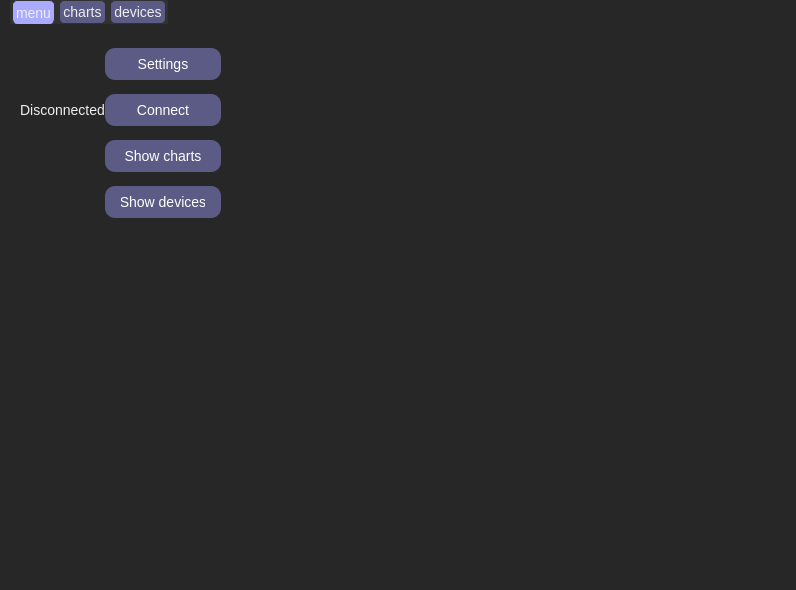
Before: the Qt Designer form mainwindow.ui in PunkNaPrekole/BubbleHub, drawn with Qt 5.
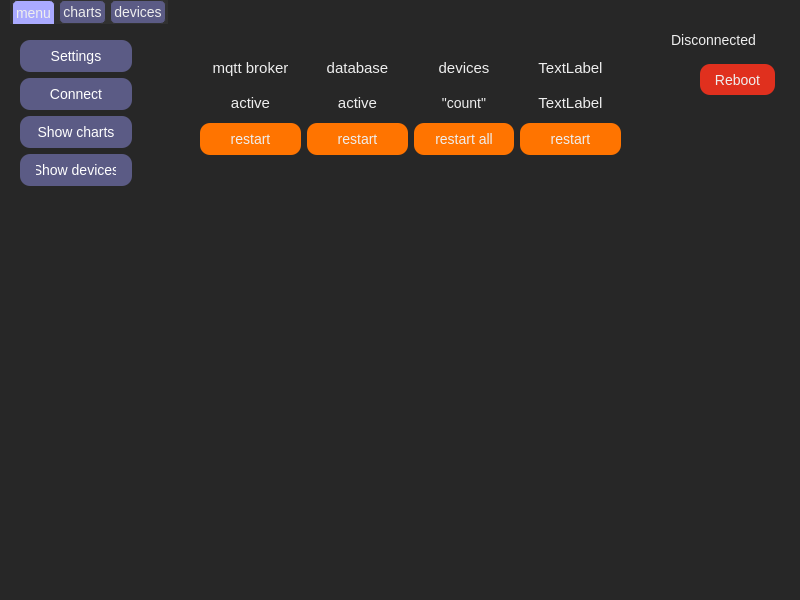
After: the same form once the commit is applied. The open tabs and pages were chosen to show the change.

```diff
--- a/mainwindow.ui
+++ b/mainwindow.ui
@@ -6,34 +6,19 @@
    <rect>
     <x>0</x>
     <y>0</y>
-    <width>796</width>
-    <height>590</height>
+    <width>800</width>
+    <height>600</height>
    </rect>
   </property>
   <property name="windowTitle">
    <string>MainWindow</string>
   </property>
   <property name="styleSheet">
-   <string notr="true">/*переменные цветов(на самом деле классы)*/
-.color-main {
-    background-color: #272727; 
-}
-.color-light {
-    background-color: #eeeeee; 
-}
-.color-second {
-    background-color: #313131; 
-}
-.color-theme {
-    background-color: #5b5b85; 
-}
-.color-lavender {
-    background-color: #aaaaff; 
-}
-/* Основные настройки фона и текста */
+   <string notr="true">/* Основные настройки фона и текста */
 QWidget {
     background-color: #272727; /* фон для всего приложения */
 	font-family: &quot;GOST Common&quot;;
+	text-align: center;
     color: #eeeeee;            /* цвет текста */
     font-size: 14px;           /* Стандартный размер текста */
 }
@@ -149,7 +134,7 @@
 
 QTabBar {
     background: #313131; /* Цвет фона для панели вкладок */
-    border-bottom: 1px solid #313131; /* Цвет границы панели вкладок */
+    border: none; /* Цвет границы панели вкладок */
 }
 
 QTabBar::tab {
@@ -167,6 +152,8 @@
     border-bottom: none; /* Убираем границу внизу для выбранной вкладки */
     border-top-left-radius: 5px; /* Скругление верхнего левого угла для выбранной вкладки */
     border-top-right-radius: 5px; /* Скругление верхнего правого угла для выбранной вкладки */
+    border-bottom-left-radius: 0px; /* Убираем скругление нижнего левого угла */
+    border-bottom-right-radius: 0px; /* Убираем скругление нижнего правого угла */
 }
 
 QTabBar::tab:hover {
@@ -180,10 +167,13 @@
      <rect>
       <x>10</x>
       <y>0</y>
-      <width>781</width>
-      <height>541</height>
+      <width>801</width>
+      <height>571</height>
      </rect>
     </property>
+    <property name="styleSheet">
+     <string notr="true"/>
+    </property>
     <property name="currentIndex">
      <number>0</number>
     </property>
@@ -196,8 +186,8 @@
        <rect>
         <x>10</x>
         <y>10</y>
-        <width>201</width>
-        <height>202</height>
+        <width>112</width>
+        <height>161</height>
        </rect>
       </property>
       <layout class="QGridLayout" name="ButtonsGridLayout">
@@ -207,21 +197,28 @@
        <property name="spacing">
         <number>0</number>
        </property>
-       <item row="3" column="1">
+       <item row="3" column="0">
         <widget class="QPushButton" name="getDevicesButton">
          <property name="text">
           <string>Show devices</string>
          </property>
         </widget>
        </item>
-       <item row="1" column="1">
+       <item row="2" column="0">
+        <widget class="QPushButton" name="getDataButton">
+         <property name="text">
+          <string>Show charts</string>
+         </property>
+        </widget>
+       </item>
+       <item row="1" column="0">
         <widget class="QPushButton" name="connectButton">
          <property name="text">
           <string>Connect</string>
          </property>
         </widget>
        </item>
-       <item row="0" column="1">
+       <item row="0" column="0">
         <widget class="QPushButton" name="settingsButton">
          <property name="styleSheet">
           <string notr="true"/>
@@ -231,17 +228,215 @@
          </property>
         </widget>
        </item>
+      </layout>
+     </widget>
+     <widget class="QLabel" name="stateLabel">
+      <property name="geometry">
+       <rect>
+        <x>638</x>
+        <y>0</y>
+        <width>131</width>
+        <height>33</height>
+       </rect>
+      </property>
+      <property name="text">
+       <string>&lt;html&gt;&lt;head/&gt;&lt;body&gt;&lt;p align=&quot;center&quot;&gt;Disconnected&lt;/p&gt;&lt;/body&gt;&lt;/html&gt;</string>
+      </property>
+     </widget>
+     <widget class="QPushButton" name="rebootButton">
+      <property name="geometry">
+       <rect>
+        <x>690</x>
+        <y>40</y>
+        <width>75</width>
+        <height>31</height>
+       </rect>
+      </property>
+      <property name="styleSheet">
+       <string notr="true">QPushButton {
+    background-color: #e0301e;     /* Основной цвет */
+    color: #eeeeee;                  /*текст */
+    border-radius: 10px;           /* Скругленные углы */
+    padding: 4px 8px;             /* Отступы */
+    border: 2px;     /* Бордер с ярким акцентом */
+}
+
+QPushButton:hover {
+    background-color: #eb8c00;     /* Яркий розовый цвет при наведении */
+}
+
+QPushButton:pressed {
+    background-color: #a32020;     /* Красный цвет при нажатии */
+    border: 2px solid;     /* Оранжевая граница при нажатии */
+}</string>
+      </property>
+      <property name="text">
+       <string>Reboot</string>
+      </property>
+     </widget>
+     <widget class="QWidget" name="gridLayoutWidget_2">
+      <property name="geometry">
+       <rect>
+        <x>190</x>
+        <y>30</y>
+        <width>421</width>
+        <height>101</height>
+       </rect>
+      </property>
+      <layout class="QGridLayout" name="systemControl">
        <item row="2" column="1">
-        <widget class="QPushButton" name="getDataButton">
+        <widget class="QPushButton" name="dbRestartBtn">
+         <property name="styleSheet">
+          <string notr="true">QPushButton {
+    background-color: #ff7400;     /* Основной цвет */
+    color: #eeeeee;                  /*текст */
+    border-radius: 10px;           /* Скругленные углы */
+    padding: 8px 16px;             /* Отступы */
+    border: 2px;     /* Бордер с ярким акцентом */
+}
+
+QPushButton:hover {
+    background-color: #ff9a00;     /* Яркий розовый цвет при наведении */
+}
+
+QPushButton:pressed {
+    background-color: #ff4d00;     /* Красный цвет при нажатии */
+    border: 2px solid;     /* Оранжевая граница при нажатии */
+}</string>
+         </property>
          <property name="text">
-          <string>Show charts</string>
+          <string>restart</string>
+         </property>
+        </widget>
+       </item>
+       <item row="2" column="0">
+        <widget class="QPushButton" name="brokerRestartBtn">
+         <property name="styleSheet">
+          <string notr="true">QPushButton {
+    background-color: #ff7400;     /* Основной цвет */
+    color: #eeeeee;                  /*текст */
+    border-radius: 10px;           /* Скругленные углы */
+    padding: 8px 16px;             /* Отступы */
+    border: 2px;     /* Бордер с ярким акцентом */
+}
+
+QPushButton:hover {
+    background-color: #ff9a00;     /* Яркий розовый цвет при наведении */
+}
+
+QPushButton:pressed {
+    background-color: #ff4d00;     /* Красный цвет при нажатии */
+    border: 2px solid;     /* Оранжевая граница при нажатии */
+}</string>
+         </property>
+         <property name="text">
+          <string>restart</string>
+         </property>
+        </widget>
+       </item>
+       <item row="1" column="3">
+        <widget class="QLabel" name="noneLabel">
+         <property name="text">
+          <string>&lt;html&gt;&lt;head/&gt;&lt;body&gt;&lt;p align=&quot;center&quot;&gt;&lt;span style=&quot; font-size:11pt;&quot;&gt;TextLabel&lt;/span&gt;&lt;/p&gt;&lt;/body&gt;&lt;/html&gt;</string>
          </property>
         </widget>
        </item>
        <item row="1" column="0">
-        <widget class="QLabel" name="stateLabel">
+        <widget class="QLabel" name="mqttBrokerStateLabel">
          <property name="text">
-          <string>&lt;html&gt;&lt;head/&gt;&lt;body&gt;&lt;p align=&quot;center&quot;&gt;Disconnected&lt;/p&gt;&lt;/body&gt;&lt;/html&gt;</string>
+          <string>&lt;html&gt;&lt;head/&gt;&lt;body&gt;&lt;p align=&quot;center&quot;&gt;&lt;span style=&quot; font-size:11pt;&quot;&gt;active&lt;/span&gt;&lt;/p&gt;&lt;/body&gt;&lt;/html&gt;</string>
+         </property>
+        </widget>
+       </item>
+       <item row="2" column="2">
+        <widget class="QPushButton" name="rebootAllDevicesBtn">
+         <property name="styleSheet">
+          <string notr="true">QPushButton {
+    background-color: #ff7400;     /* Основной цвет */
+    color: #eeeeee;                  /*текст */
+    border-radius: 10px;           /* Скругленные углы */
+    padding: 8px 16px;             /* Отступы */
+    border: 2px;     /* Бордер с ярким акцентом */
+}
+
+QPushButton:hover {
+    background-color: #ff9a00;     /* Яркий розовый цвет при наведении */
+}
+
+QPushButton:pressed {
+    background-color: #ff4d00;     /* Красный цвет при нажатии */
+    border: 2px solid;     /* Оранжевая граница при нажатии */
+}</string>
+         </property>
+         <property name="text">
+          <string>restart all</string>
+         </property>
+        </widget>
+       </item>
+       <item row="2" column="3">
+        <widget class="QPushButton" name="pushButton_4">
+         <property name="styleSheet">
+          <string notr="true">QPushButton {
+    background-color: #ff7400;     /* Основной цвет */
+    color: #eeeeee;                  /*текст */
+    border-radius: 10px;           /* Скругленные углы */
+    padding: 8px 16px;             /* Отступы */
+    border: 2px;     /* Бордер с ярким акцентом */
+}
+
+QPushButton:hover {
+    background-color: #ff9a00;     /* Яркий розовый цвет при наведении */
+}
+
+QPushButton:pressed {
+    background-color: #ff4d00;     /* Красный цвет при нажатии */
+    border: 2px solid;     /* Оранжевая граница при нажатии */
+}</string>
+         </property>
+         <property name="text">
+          <string>restart</string>
+         </property>
+        </widget>
+       </item>
+       <item row="1" column="2">
+        <widget class="QLabel" name="devicesCountLabel">
+         <property name="text">
+          <string>&lt;html&gt;&lt;head/&gt;&lt;body&gt;&lt;p align=&quot;center&quot;&gt;&amp;quot;count&amp;quot;&lt;/p&gt;&lt;/body&gt;&lt;/html&gt;</string>
+         </property>
+        </widget>
+       </item>
+       <item row="1" column="1">
+        <widget class="QLabel" name="dbStateLabel">
+         <property name="text">
+          <string>&lt;html&gt;&lt;head/&gt;&lt;body&gt;&lt;p align=&quot;center&quot;&gt;&lt;span style=&quot; font-size:11pt;&quot;&gt;active&lt;/span&gt;&lt;/p&gt;&lt;/body&gt;&lt;/html&gt;</string>
+         </property>
+        </widget>
+       </item>
+       <item row="0" column="0">
+        <widget class="QLabel" name="label_5">
+         <property name="text">
+          <string>&lt;html&gt;&lt;head/&gt;&lt;body&gt;&lt;p align=&quot;center&quot;&gt;&lt;span style=&quot; font-size:11pt;&quot;&gt;mqtt broker&lt;/span&gt;&lt;/p&gt;&lt;/body&gt;&lt;/html&gt;</string>
+         </property>
+        </widget>
+       </item>
+       <item row="0" column="1">
+        <widget class="QLabel" name="label_6">
+         <property name="text">
+          <string>&lt;html&gt;&lt;head/&gt;&lt;body&gt;&lt;p align=&quot;center&quot;&gt;&lt;span style=&quot; font-size:11pt;&quot;&gt;database&lt;/span&gt;&lt;/p&gt;&lt;/body&gt;&lt;/html&gt;</string>
+         </property>
+        </widget>
+       </item>
+       <item row="0" column="2">
+        <widget class="QLabel" name="label_7">
+         <property name="text">
+          <string>&lt;html&gt;&lt;head/&gt;&lt;body&gt;&lt;p align=&quot;center&quot;&gt;&lt;span style=&quot; font-size:11pt;&quot;&gt;devices&lt;/span&gt;&lt;/p&gt;&lt;/body&gt;&lt;/html&gt;</string>
+         </property>
+        </widget>
+       </item>
+       <item row="0" column="3">
+        <widget class="QLabel" name="label_8">
+         <property name="text">
+          <string>&lt;html&gt;&lt;head/&gt;&lt;body&gt;&lt;p align=&quot;center&quot;&gt;&lt;span style=&quot; font-size:11pt;&quot;&gt;TextLabel&lt;/span&gt;&lt;/p&gt;&lt;/body&gt;&lt;/html&gt;</string>
          </property>
         </widget>
        </item>
```
Left out of the diff: 16 changed lines with no effect on the pictures.
